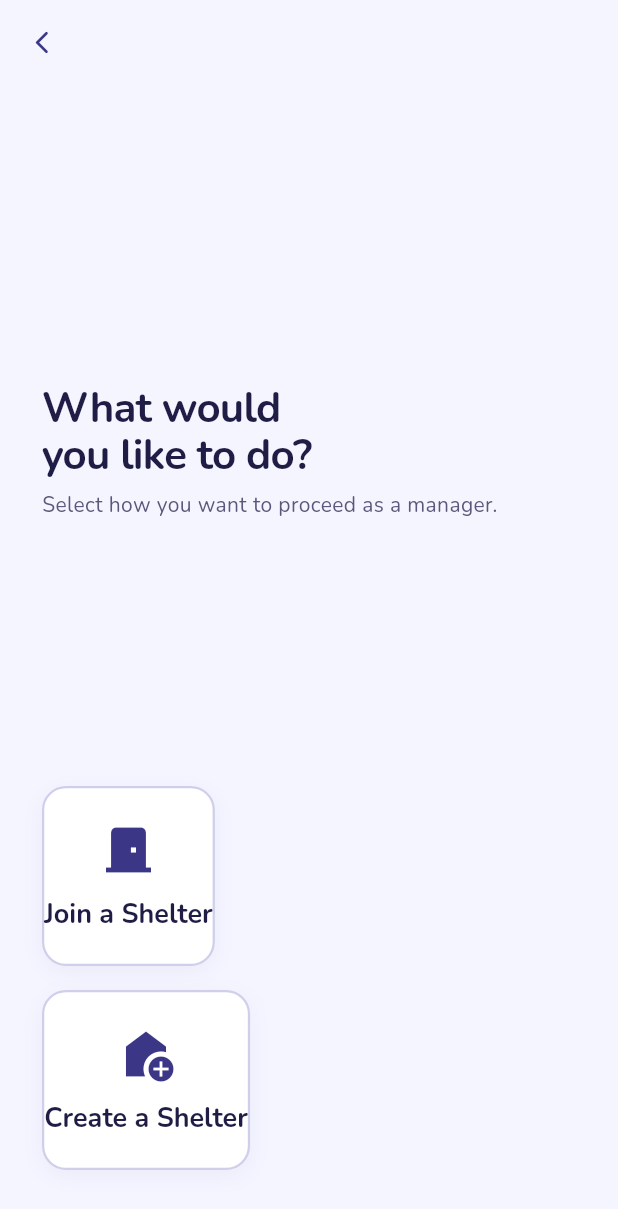
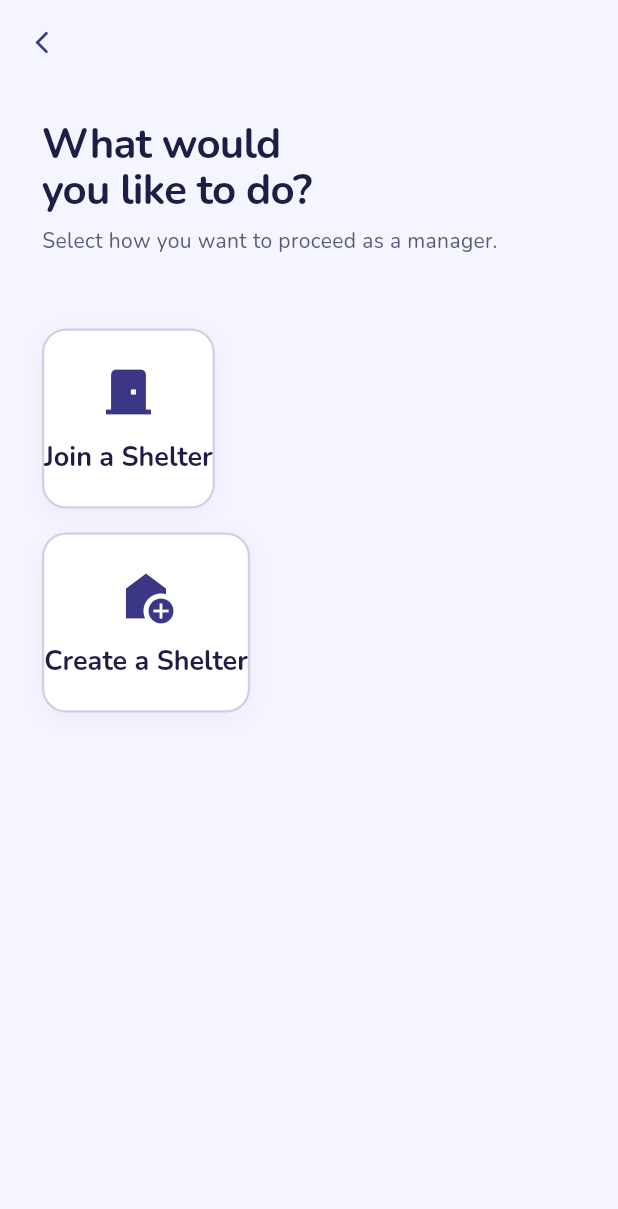
Before and after one commit to DidacDV/bastet-shelter, a Flutter app: the ManagerPickerScreen screen opened by its route, on a phone screen of 412 x 824 dp. Shown: the top 1209 px of the screen. Run offline on Flutter 3.47's test engine with Material 3 defaults, Android fonts, the phone set to English and light mode, and no system bars; our stand-ins replace flutter_riverpod, flutter_svg, get_it, google_fonts, riverpod_annotation, shared_preferences; accounts and stored records are empty; generated files the repository leaves out were written again; network calls fail.

```diff
--- a/mobile/lib/features/first_steps/presentation/manager_picker_screen.dart
+++ b/mobile/lib/features/first_steps/presentation/manager_picker_screen.dart
@@ -35,12 +35,16 @@ class _ManagerPickerScreenState extends State<ManagerPickerScreen>
         ),
       ),
       body: SafeArea(
-        child: Padding(
-          padding: const EdgeInsets.symmetric(horizontal: 28, vertical: 24),
+        child: Column(
+          children: [
+            Expanded(
+              // Everything is now inside the SingleChildScrollView!
+              child: SingleChildScrollView(
+                padding: const EdgeInsets.symmetric(horizontal: 28),
                 child: Column(
                   crossAxisAlignment: CrossAxisAlignment.start,
                   children: [
-              const Spacer(),
+                    const SizedBox(height: 24),
 
                     Staggered(
                       fade: s0.fade,
@@ -53,7 +57,6 @@ class _ManagerPickerScreenState extends State<ManagerPickerScreen>
                         ),
                       ),
                     ),
-
                     const SizedBox(height: 8),
 
                     Staggered(
@@ -68,7 +71,8 @@ class _ManagerPickerScreenState extends State<ManagerPickerScreen>
                       ),
                     ),
 
-              const Spacer(),
+                    // This spacing pushes the cards down into the "middle" visual area
+                    const SizedBox(height: 48),
 
                     Staggered(
                       fade: s2.fade,
@@ -89,14 +93,19 @@ class _ManagerPickerScreenState extends State<ManagerPickerScreen>
                       child: AnimatedOptionCard(
                         label: 'Create a Shelter',
                         icon: Icons.add_home,
-                  onTap: () =>
-                      Navigator.pushNamed(context, '/role/create-shelter'),
+                        onTap: () => Navigator.pushNamed(
+                          context,
+                          '/role/create-shelter',
+                        ),
                       ),
                     ),
 
-              const SizedBox(height: 20),
+                    const SizedBox(height: 24),
                   ],
                 ),
+              ),
+            ),
+          ],
         ),
       ),
     );
```
Also changed, not shown: mobile/lib/features/common/components/illustrated_header.dart (+6 -1 lines), mobile/lib/features/first_steps/presentation/code_entry_screen.dart (+21 -58 lines), mobile/lib/features/shelter/presentation/create_shelter_screen.dart (+7 -25 lines). Lines whose indentation alone changed are shown as unchanged.
